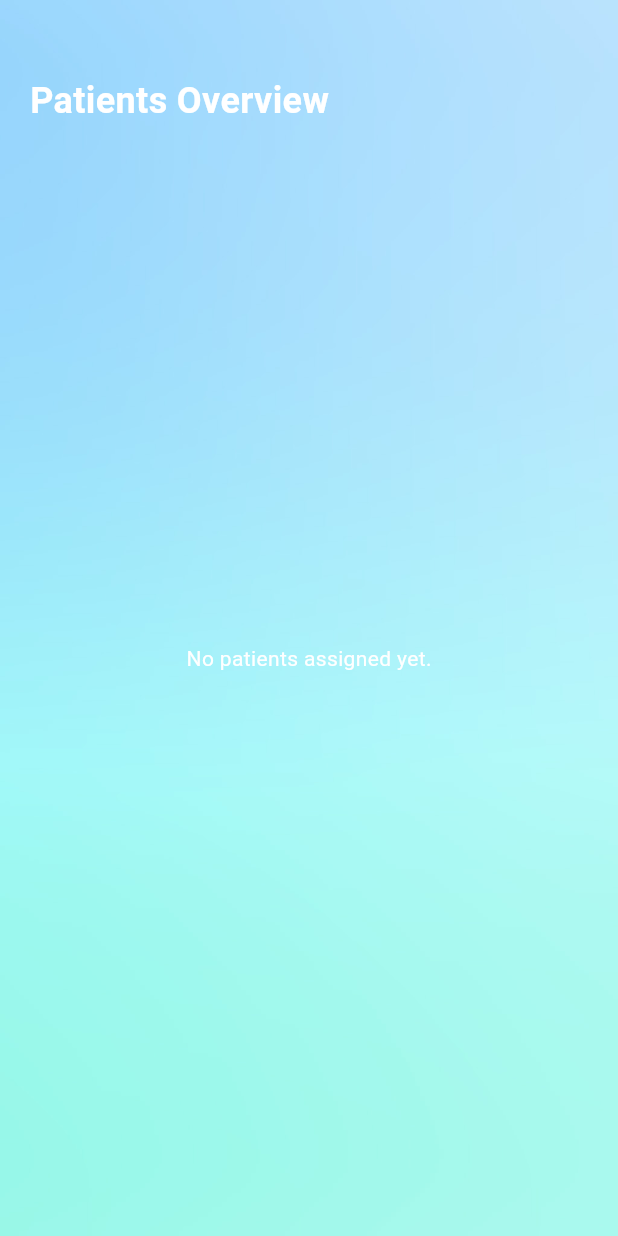
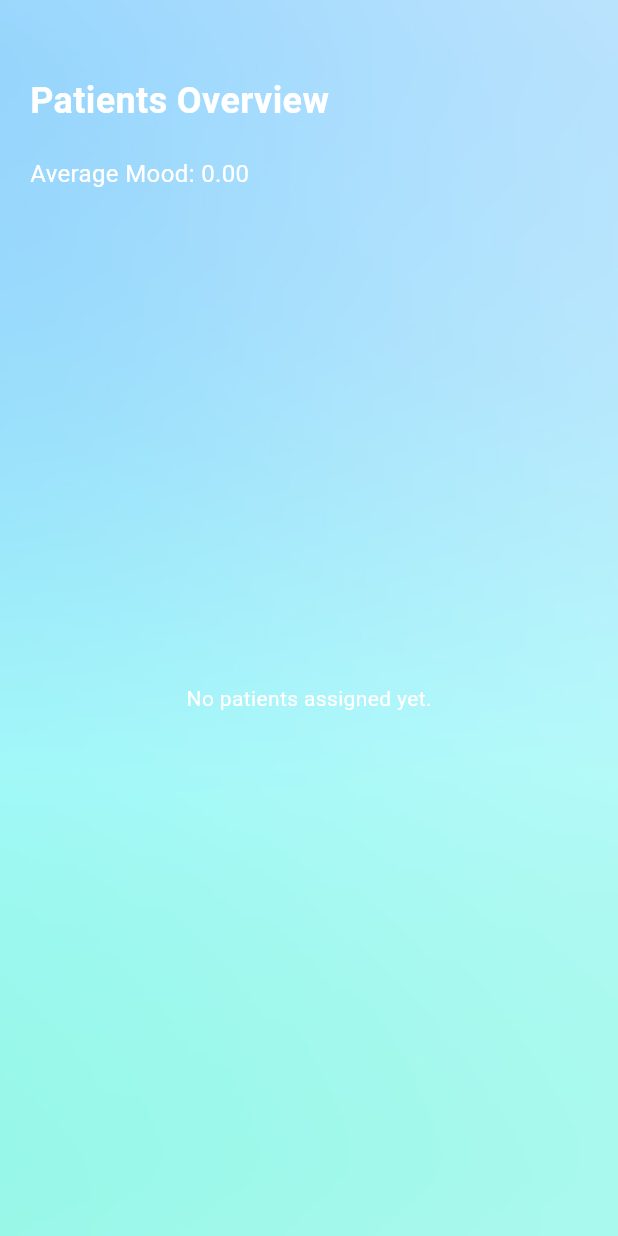
Before and after one commit to mariam-ahmed/myDiaryApp, a Flutter app: the TherapistHomeScreen screen opened directly, after a tap on "View Patients", on a phone screen of 412 x 824 dp. Run offline on Flutter 3.47's test engine with Material 3 defaults, Android fonts, the phone set to English and light mode, and no system bars; our stand-ins replace cloud_firestore, firebase_auth, firebase_core, fl_chart, flutter_secure_storage; missing offline and left inert: cryptography; accounts and stored records are empty; network calls fail.

```diff
--- /dev/null
+++ b/lib/encryption/classification_encoder.dart
@@ -0,0 +1,46 @@
+class ClassificationEncoder {
+  static final List<String> _distortions = [
+    "All-or-Nothing Thinking",
+    "Overgeneralization",
+    "Mental Filter",
+    "Discounting the Positive",
+    "Jumping to Conclusions",
+    "Mind Reading",
+    "Fortune Telling",
+    "Magnification or Minimization",
+    "Emotional Reasoning",
+    "Should Statements",
+    "Labeling",
+    "Personalization",
+    "Blaming",
+    "Catastrophizing",
+    "Control Fallacies"
+  ];
+
+  /// Encode a single label into a one-hot encoded vector of 15 stringified bits ("0"/"1")
+  static List<String> encode(String label) {
+    List<String> vector = List.filled(_distortions.length, "0");
+    int index = _distortions.indexOf(label);
+    if (index != -1) {
+      vector[index] = "1";
+    }
+    return vector;
+  }
+
+  /// Decode a one-hot vector into the corresponding cognitive distortion label
+  static String? decode(List<String> oneHotVector) {
+    int index = oneHotVector.indexOf("1");
+    if (index >= 0 && index < _distortions.length) {
+      return _distortions[index];
+    }
+    return null;
+  }
+
+  /// Get the full list of labels (optional utility)
+  static List<String> get allLabels => _distortions;
+
+  static List<String> fetchLabelEncodingOrder()
+  {
+    return _distortions;
+  }
+}
--- a/lib/encryption/entry_encryption.dart
+++ b/lib/encryption/entry_encryption.dart
@@ -57,29 +57,64 @@ class EncryptionService {
   }
 
   // Encrypt classification tag
-  Future<String> encrypt(String text) async {
-    try {
-      final String encrypted = await platform.invokeMethod('encrypt', {'text': text});
-      return encrypted;
-    } catch (e) {
-      print("Encryption Error: $e");
-      return "";
+  Future<List<String>> encryptVector(List<String> oneHotVector) async {
+    List<String> encryptedVector = [];
+    for (var element in oneHotVector) {
+      try {
+        final String encrypted = await platform.invokeMethod('encrypt', {'value': element});
+        encryptedVector.add(encrypted);
+      } catch (e) {
+        print("Encryption Error for element $element: $e");
+        encryptedVector.add(""); // Optional: mark errors
+      }
     }
+    return encryptedVector;
   }
 
-  Future<String> addEncrypted(String c1, String c2) async {
-    return await platform.invokeMethod('addEncrypted', {'c1': c1, 'c2': c2});
+  Future<List<String>> decryptVector(List<String> encryptedVector) async {
+    List<String> decryptedVector = [];
+    for (var encrypted in encryptedVector) {
+      try {
+        final String decrypted = await platform.invokeMethod('decrypt', {'ciphertext': encrypted});
+        decryptedVector.add(decrypted);
+      } catch (e) {
+        print("Decryption Error for element $encrypted: $e");
+        decryptedVector.add(""); // Optional: mark errors
+      }
+    }
+    return decryptedVector;
   }
 
-  // Decrypt classification tag
-  Future<String> decrypt(String ciphertext) async {
-    try {
-      final String decrypted = await platform.invokeMethod('decrypt', {'ciphertext': ciphertext});
-      return decrypted;
-    } catch (e) {
-      print("Decryption Error: $e");
-      return "";
+  Future<List<String>> addEncryptedVectors(
+      List<List<String>> vectors) async {
+    if (vectors.isEmpty) return [];
+    if (vectors.length == 1) return vectors.first;
+
+    // Start with the first vector as initial result
+    List<String> result = List.from(vectors.first);
+
+    // Iterate through remaining vectors
+    for (int i = 1; i < vectors.length; i++) {
+      final currentVector = vectors[i];
+      // Ensure vectors are of same length
+      if (currentVector.length != result.length) {
+        throw Exception("All vectors must be of the same length");
+      }
+
+      // Add current vector to result
+      for (int j = 0; j < result.length; j++) {
+        try {
+          final String sum = await platform.invokeMethod(
+              'addEncrypted', {'c1': result[j], 'c2': currentVector[j]});
+          result[j] = sum;
+        } catch (e) {
+          print("Addition Error at index $j: $e");
+          result[j] = ""; // or handle error differently
+        }
+      }
     }
+
+    return result;
   }
 
   //
@@ -97,24 +132,4 @@ class EncryptionService {
 
   int sign(double value) => value >= 0 ? 1 : -1;
 
-  Future<double> computeAverage(List<int> values, double epsilon) async {
-    final paillier = EncryptionService();
-    List<String> encrypted = [];
-
-    for (int val in values) {
-      encrypted.add(await paillier.encrypt(val as String));
-    }
-
-    String sum = encrypted.first;
-    for (int i = 1; i < encrypted.length; i++) {
-      sum = await paillier.addEncrypted(sum, encrypted[i]);
-    }
-
-    int decryptedSum = (await paillier.decrypt(sum)) as int;
-    double noisyAverage = paillier.addLaplaceNoise(
-        decryptedSum ~/ values.length,  1, epsilon);
-
-    return noisyAverage;
-  }
-
 }
--- a/lib/screens/home_screen.dart
+++ b/lib/screens/home_screen.dart
@@ -77,7 +77,7 @@ class _HomeScreenState extends State<HomeScreen> {
   }
 
   Future<void> fetchAnalytics() async {
-    final moodData = await getWeeklyMoodAnalyticsForTherapist(widget.uid);
+    final moodData = await getAllUserAnalyticsUnderTherapist(widget.uid);
     setState(() {
       currentWeek = moodData['currentWeek']!;
       lastWeek = moodData['lastWeek']!;
--- a/lib/screens/therapist/patient_analytics_screen.dart
+++ b/lib/screens/therapist/patient_analytics_screen.dart
@@ -45,7 +45,7 @@ class _PatientAnalyticsScreenState extends State<PatientAnalyticsScreen> {
       // Fetch this week's entries for label distribution
       final entriesSnapshot = await FirebaseFirestore.instance
           .collection('notes')
-          .where('uid', isEqualTo: widget.uid)
+          .where('uid', isEqualTo: uid)
           .get();
 
       Map<String, List<String>> dayLabels = {};
--- a/lib/screens/therapist/patients_overview_screen.dart
+++ b/lib/screens/therapist/patients_overview_screen.dart
@@ -1,9 +1,11 @@
 import 'package:cloud_firestore/cloud_firestore.dart';
 import 'package:flutter/material.dart';
+import 'package:mobile_app/encryption/classification_encoder.dart';
+import 'package:mobile_app/encryption/entry_encryption.dart';
 import 'package:mobile_app/reusable_methods/firebase_methods.dart';
 import 'package:mobile_app/screens/therapist/patient_analytics_screen.dart';
-
-import '../../reusable_widgets/patient_card.dart';
+import 'package:mobile_app/reusable_widgets/patient_card.dart';
+import 'package:fl_chart/fl_chart.dart';
 
 class PatientOverviewScreen extends StatefulWidget {
   final String uid;
@@ -17,6 +19,9 @@ class PatientOverviewScreen extends StatefulWidget {
 class _PatientOverviewScreenState extends State<PatientOverviewScreen> {
   List<Map<String, dynamic>> assignedUsers = [];
   String therapistName = "";
+  double avgMood = 0;
+  Map<String, String> todayLabelDistribution = {};
+  EncryptionService es = EncryptionService();
 
   @override
   void initState() {
@@ -24,7 +29,6 @@ class _PatientOverviewScreenState extends State<PatientOverviewScreen> {
     loadAssignedUsers();
   }
 
-  // 🔹 Load assigned users for this therapist
   Future<void> loadAssignedUsers() async {
     String? fetchedName = await getName(widget.uid);
     if (fetchedName != null) {
@@ -33,7 +37,65 @@ class _PatientOverviewScreenState extends State<PatientOverviewScreen> {
         therapistName = fetchedName;
         assignedUsers = users;
       });
+      await loadAverageMood();
+      await loadTodayClassifications();
     }
+  }
+
+  Future<void> loadAverageMood() async {
+    double totalMood = 0;
+    int moodCount = 0;
+    List<String> moods = [];
+
+    for (var user in assignedUsers) {
+      String puid = user["uid"];
+      String? mood = await getAvgMood(puid);
+      if (mood != null) {
+        totalMood += double.parse(mood);
+        moodCount++;
+        moods.add(mood);
+      }
+    }
+
+    setState(() {
+      avgMood = moodCount > 0 ? totalMood / moodCount : 0;
+    });
+  }
+
+  Future<void> loadTodayClassifications() async {
+    List<List<String>> encryptedVectors = [];
+    List<String> encodingOrder = await ClassificationEncoder.fetchLabelEncodingOrder();
+
+    DateTime todayStart = DateTime(DateTime.now().year, DateTime.now().month, DateTime.now().day);
+    DateTime tomorrowStart = todayStart.add(const Duration(days: 1));
+
+    for (var user in assignedUsers) {
+      String puid = user["uid"];
+
+      var encDoc = await FirebaseFirestore.instance
+          .collection("notes")
+          .where("uid", isEqualTo: puid)
+          .where('entry_date', isGreaterThanOrEqualTo: todayStart)
+          .where('entry_date', isLessThan: tomorrowStart)
+          .get();
+
+      if (encDoc.docs.isNotEmpty != null) {
+        List<String> encrypted = List<String>.from(encDoc.docs.first.get("entry_classification"));
+        encryptedVectors.add(encrypted);
+      }
+    }
+
+    List<String> sumVector = await es.addEncryptedVectors(encryptedVectors);
+    List<String> decryptedCounts = await es.decryptVector(sumVector);
+
+    Map<String, String> labelCounts = {};
+    for (int i = 0; i < decryptedCounts.length; i++) {
+      labelCounts[encodingOrder[i]] = decryptedCounts[i];
+    }
+
+    setState(() {
+      todayLabelDistribution = labelCounts;
+    });
   }
 
   @override
@@ -53,7 +115,6 @@ class _PatientOverviewScreenState extends State<PatientOverviewScreen> {
           child: Column(
             crossAxisAlignment: CrossAxisAlignment.start,
             children: [
-              // 🔹 Header
               const Text(
                 "Patients Overview",
                 style: TextStyle(
@@ -64,7 +125,26 @@ class _PatientOverviewScreenState extends State<PatientOverviewScreen> {
               ),
               const SizedBox(height: 20.0),
 
-              // 🔹 Entry list
+              Text("Average Mood: ${avgMood.toStringAsFixed(2)}", style: const TextStyle(color: Colors.white, fontSize: 16)),
+              const SizedBox(height: 10),
+
+              if (todayLabelDistribution.isNotEmpty)
+                SizedBox(
+                  height: 150,
+                  child: PieChart(
+                    PieChartData(
+                      sections: todayLabelDistribution.entries.map((e) {
+                        return PieChartSectionData(
+                          value: double.tryParse(e.value) ?? 0,
+                          title: e.key,
+                          radius: 50,
+                        );
+                      }).toList(),
+                    ),
+                  ),
+                ),
+
+              const SizedBox(height: 20.0),
               Expanded(
                 child: assignedUsers.isEmpty
                     ? const Center(
```
Also changed, not shown: lib/reusable_methods/firebase_methods.dart (+41 -15 lines), lib/reusable_methods/tensorFlow_methods.dart (+37 -12 lines), lib/screens/verify_pin_screen.dart (+2 -7 lines), 2 other files.
